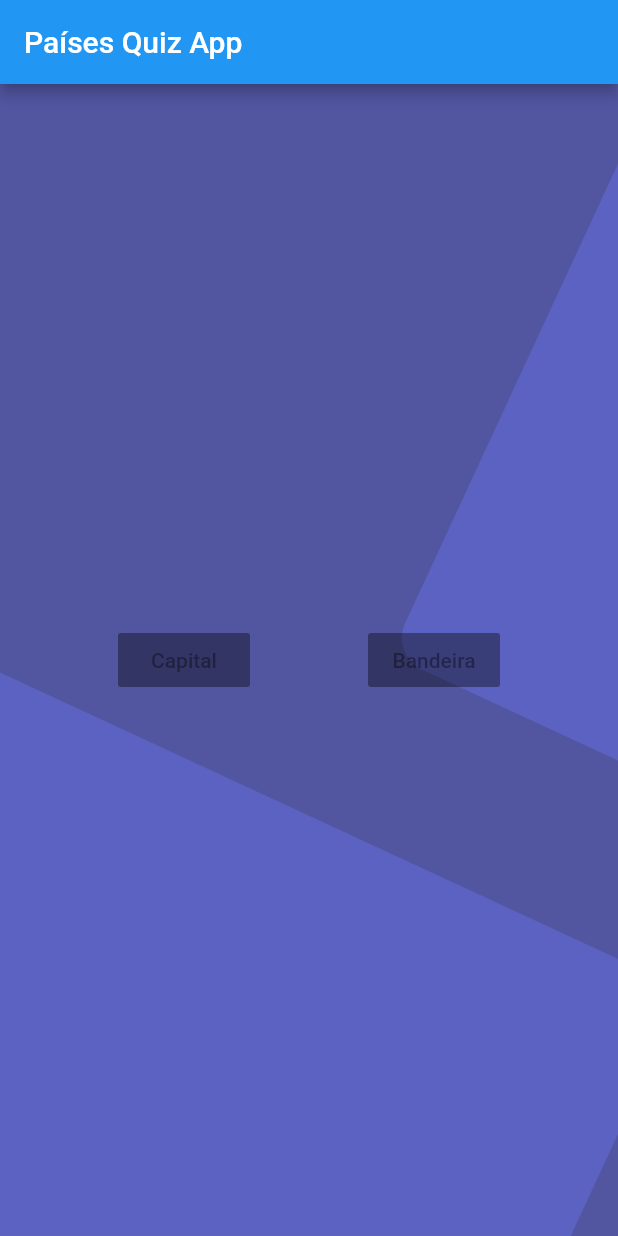
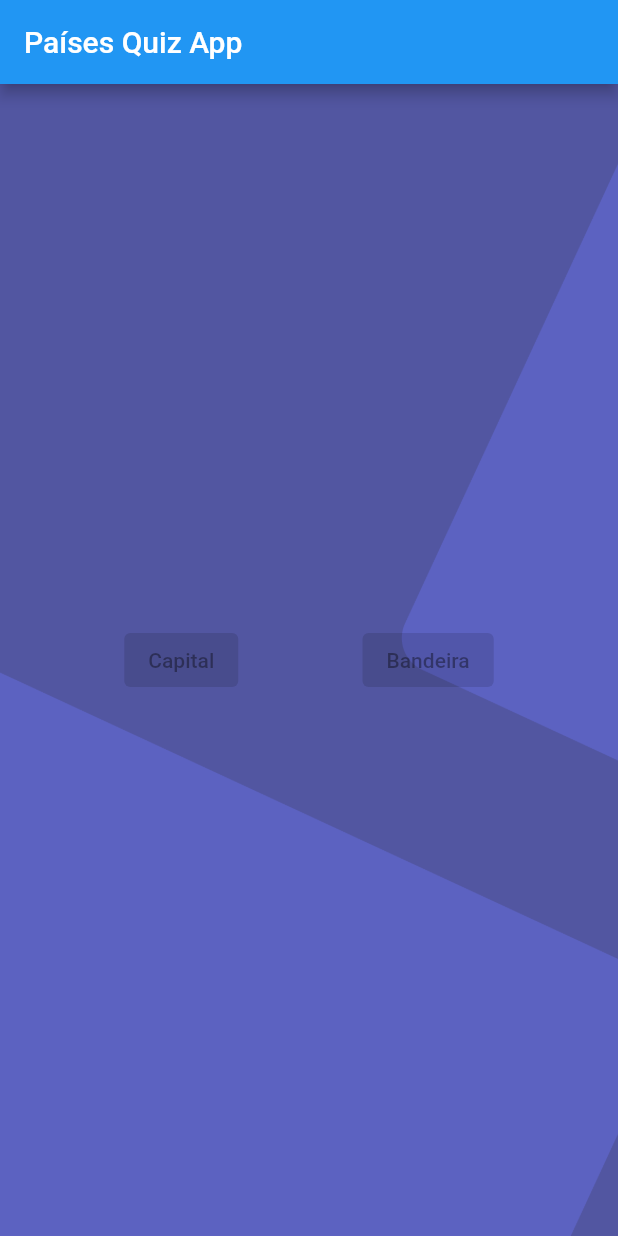
Before and after one commit to joaovirgili/country_quiz, a Flutter app: the screen it shows after launch, on a phone screen of 412 x 824 dp. Run offline on Flutter 3.47's test engine with Material 2 defaults, Android fonts, the phone set to English and light mode, and no system bars; our stand-ins replace cached_network_image, dio, equatable, flutter_modular, flutter_svg, rx_notifier; network calls fail.

Commit message:
fix: removed warnings

```diff
--- a/lib/app/modules/home/home_page.dart
+++ b/lib/app/modules/home/home_page.dart
@@ -58,11 +58,11 @@ class _HomePageState extends ModularState<HomePage, HomeController> {
                   return Row(
                     mainAxisAlignment: MainAxisAlignment.spaceEvenly,
                     children: [
-                      RaisedButton(
+                      ElevatedButton(
                         onPressed: value ? null : _onPressedCapital,
                         child: Text("Capital"),
                       ),
-                      RaisedButton(
+                      ElevatedButton(
                         onPressed: value ? null : _onPressedBandeira,
                         child: Text("Bandeira"),
                       ),
--- a/lib/app/modules/home/pages/quiz/components/question_widget.dart
+++ b/lib/app/modules/home/pages/quiz/components/question_widget.dart
@@ -5,7 +5,6 @@ import 'package:country_quiz/shared/colors.dart';
 import 'package:country_quiz/shared/constants.dart';
 import 'package:equatable/equatable.dart';
 import 'package:flutter/material.dart';
-import 'package:flutter_svg/flutter_svg.dart';
 
 import 'custom_button_widget.dart';
 
```
